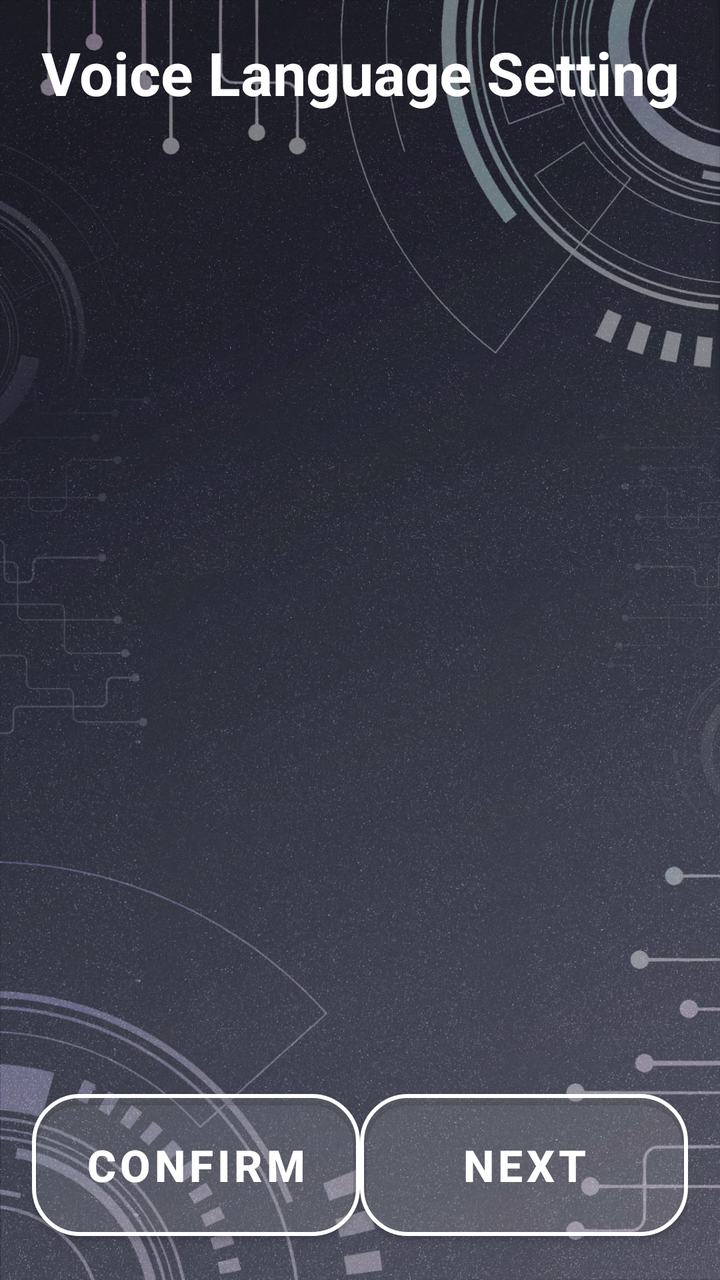
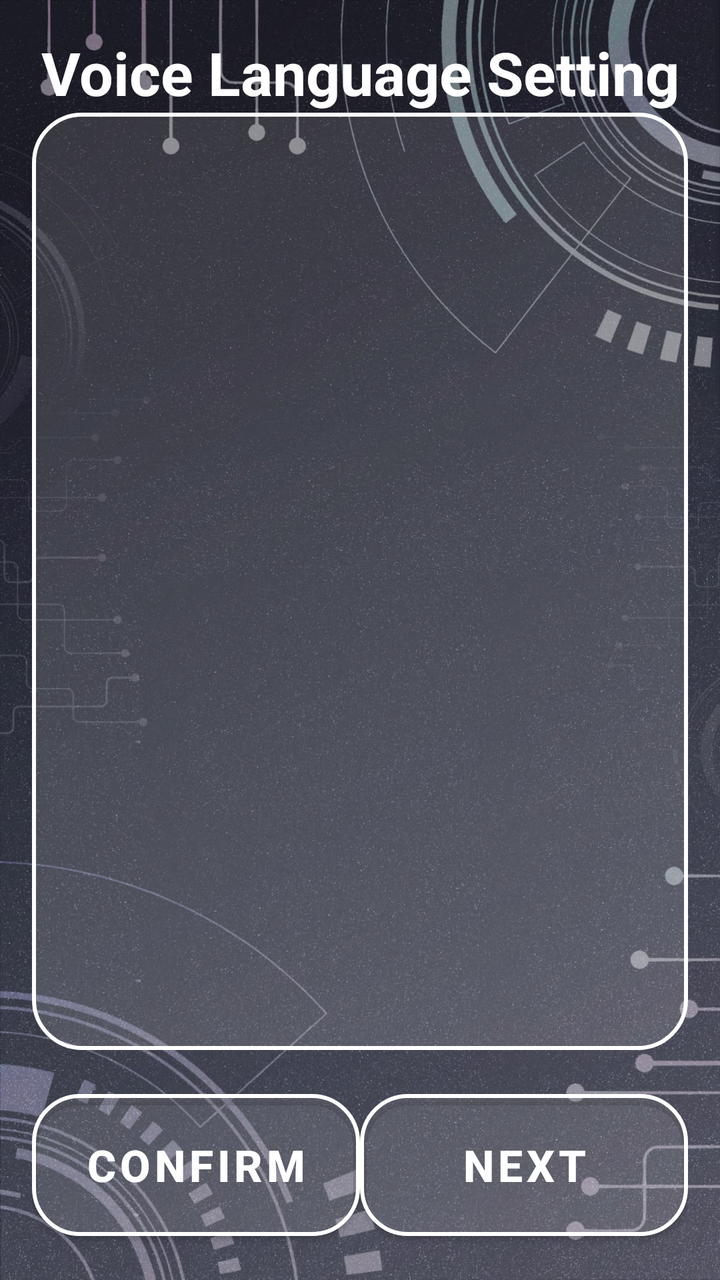

Compare the two renders of this Android layout. The source of the first and the diff that turns it into the second are given below.
<!-- AndroidManifest.xml: application theme Theme.VISTA -->
<!-- res/layout/activity_voice_language_setting.xml -->
<?xml version="1.0" encoding="utf-8"?>
<LinearLayout
    xmlns:android="http://schemas.android.com/apk/res/android"
    xmlns:app="http://schemas.android.com/apk/res-auto"
    xmlns:tools="http://schemas.android.com/tools"
    android:id="@+id/main"
    android:orientation="vertical"
    android:layout_width="match_parent"
    android:layout_height="match_parent"
    android:padding="16sp"
    android:background="@drawable/background">

    <TextView
        android:layout_width="match_parent"
        android:layout_height="wrap_content"
        android:text="@string/VoiceSettingPage_VoiceLanguageSetting"
        android:textSize="30sp"
        android:textStyle="bold"
        android:gravity="center"
        android:textColor="@color/white"/>

    <ListView
        android:id="@+id/lvVoiceLanguageSetting"
        android:layout_width="match_parent"
        android:layout_height="0dp"
        android:layout_weight="1"/>

    
    <LinearLayout
        android:orientation="horizontal"
        android:layout_width="match_parent"
        android:layout_height="wrap_content"
        android:gravity="bottom"
        android:layout_marginTop="16dp"
        android:weightSum="2">

        
        <com.google.android.material.button.MaterialButton
            android:id="@+id/btnLanguageSpeedConfirm"
            style="@style/SemiTransparentRoundedButton"
            android:layout_width="0dp"
            android:layout_height="83dp"
            android:layout_weight="1"
            android:text="@string/btn_Confirm"
            android:textSize="22sp"
            android:textStyle="bold" />

        
        <com.google.android.material.button.MaterialButton
            android:id="@+id/btnLanguageSpeedNext"
            style="@style/SemiTransparentRoundedButton"
            android:layout_width="0dp"
            android:layout_height="83dp"
            android:layout_weight="1"
            android:text="@string/btn_next"
            android:textSize="22sp"
            android:textStyle="bold" />
    </LinearLayout>
</LinearLayout>
<!-- resources referenced by this layout -->
<resources>
  <color name="white">#FFFFFF</color>
  <!-- drawable background: jpeg bitmap (drawable, 288114 bytes) -->
  <string name="VoiceSettingPage_VoiceLanguageSetting">Voice Language Setting</string>
  <string name="btn_Confirm">Confirm</string>
  <string name="btn_next">Next</string>
  <style name="SemiTransparentRoundedButton" parent="Widget.MaterialComponents.Button">
          <item name="android:textColor">#FFFFFF</item>
          <item name="background">@drawable/button_selector</item> 
          <item name="cornerRadius">24dp</item>
          <item name="strokeColor">#FFFFFF</item>
          <item name="strokeWidth">2dp</item>
          <item name="backgroundTint">#20FFFFFF</item> 
      </style>
  <style name="Theme.VISTA" parent="Theme.MaterialComponents.Light.NoActionBar">
          
          <item name="colorPrimary">@color/semi_transparent_white</item>
          <item name="colorPrimaryVariant">@color/semi_transparent_white</item>
          <item name="colorOnPrimary">@color/white</item>
          
      </style>
  <!-- drawable button_selector (drawable) -->
  <?xml version="1.0" encoding="utf-8"?>
  <selector xmlns:android="http://schemas.android.com/apk/res/android">
      
      <item android:state_pressed="true">
          <shape android:shape="rectangle">
              <solid android:color="#20FFFFFF" /> 
              <stroke android:width="2dp" android:color="#FFFFFF" />
              <corners android:radius="24dp" />
          </shape>
      </item>
  
      
      <item android:state_selected="true">
          <shape android:shape="rectangle">
              <solid android:color="#FFFF00" /> 
              <stroke android:width="2dp" android:color="#FFFFFF" />
              <corners android:radius="24dp" />
          </shape>
      </item>
  
      
      <item>
          <shape android:shape="rectangle">
              <solid android:color="#20FFFFFF" /> 
              <stroke android:width="2dp" android:color="#FFFFFF" />
              <corners android:radius="24dp" />
          </shape>
      </item>
  </selector>
  <color name="semi_transparent_white">#80FFFFFF</color>
</resources>

<!-- the commit's change to res/layout/activity_voice_language_setting.xml (unified diff, before → after) -->
@@ -19,13 +19,15 @@
         android:gravity="center"
         android:textColor="@color/white"/>
 
+    
     <ListView
         android:id="@+id/lvVoiceLanguageSetting"
         android:layout_width="match_parent"
         android:layout_height="0dp"
-        android:layout_weight="1"/>
+        android:layout_weight="1"
+        android:background="@drawable/list_item_border"
+        android:divider="@drawable/custom_divider"/>
 
-    
     <LinearLayout
         android:orientation="horizontal"
         android:layout_width="match_parent"
<!-- resource entries referenced after the edit -->
@@ -2,6 +2,32 @@
 <resources>
   <color name="white">#FFFFFF</color>
   <!-- drawable background: jpeg bitmap (drawable, 288114 bytes) -->
+  <!-- drawable custom_divider (drawable) -->
+  <?xml version="1.0" encoding="utf-8"?>
+  <shape xmlns:android="http://schemas.android.com/apk/res/android" android:shape="rectangle">
+      <size android:height="1dp" /> 
+      <solid android:color="#FFFFFF" /> 
+  </shape>
+  <!-- drawable list_item_border (drawable) -->
+  <?xml version="1.0" encoding="utf-8"?>
+  <shape xmlns:android="http://schemas.android.com/apk/res/android" android:shape="rectangle">
+  
+      
+      <stroke
+          android:width="2dp"
+          android:color="#FFFFFF" />
+  
+      <corners android:radius="24dp" />
+  
+      <padding
+          android:left="8dp"
+          android:top="8dp"
+          android:right="8dp"
+          android:bottom="8dp" />
+  
+      <solid android:color="#20FFFFFF" />
+  
+  </shape>
   <string name="VoiceSettingPage_VoiceLanguageSetting">Voice Language Setting</string>
   <string name="btn_Confirm">Confirm</string>
   <string name="btn_next">Next</string>
